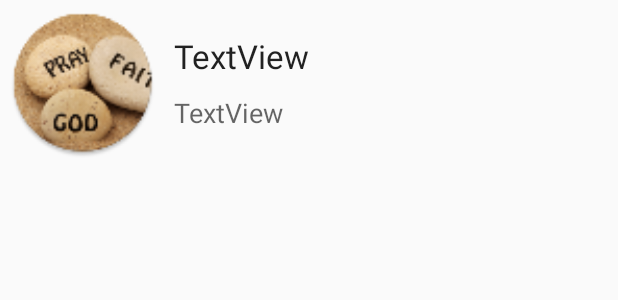
After one commit to pratikbutani/JSONParsingUsingOkHTTP, an Android app: the layout layout_row_view.xml on its own in the app's theme, with its tools: preview values and no code run, on a phone screen of 412 x 824 dp. The commit adds this screen. Shown: the top 300 px of the screen. Run offline under Robolectric (Android 15) with nearby library versions, the phone set to English and light mode, and no system bars.

Commit message:
Updated Custom Layout ImageView using Picasso Lib

```diff
--- a/app/build.gradle
+++ b/app/build.gradle
@@ -25,5 +25,7 @@ dependencies {
     androidTestCompile 'junit:junit:4.12'
     compile 'com.android.support:appcompat-v7:23.1.0'
     compile 'com.android.support:design:23.1.0'
-    compile 'com.squareup.okhttp:okhttp:2.0.0'
+    compile 'com.squareup.okhttp:okhttp:2.4.0'
+    compile 'com.squareup.okhttp:okhttp-urlconnection:2.2.0'
+    compile 'com.squareup.picasso:picasso:2.4.0'
 }
--- a/app/src/main/java/com/androidbuts/jsonparsing/utils/Keys.java
+++ b/app/src/main/java/com/androidbuts/jsonparsing/utils/Keys.java
@@ -9,6 +9,7 @@ public class Keys {
     public static final String KEY_NAME = "name";
     public static final String KEY_PHONE = "phone";
     public static final String KEY_MOBILE = "mobile";
-
+    public static final String KEY_PROFILE_PIC = "profile_pic";
+    public static final String KEY_EMAIL = "email";
 
 }
--- /dev/null
+++ b/app/src/main/res/layout/layout_row_view.xml
@@ -0,0 +1,39 @@
+<?xml version="1.0" encoding="utf-8"?>
+<RelativeLayout xmlns:android="http://schemas.android.com/apk/res/android"
+    xmlns:tools="http://schemas.android.com/tools"
+    android:layout_width="match_parent"
+    android:layout_height="wrap_content"
+    android:orientation="vertical">
+
+    <ImageView
+        android:id="@+id/imageView"
+        android:layout_width="100dp"
+        android:layout_height="100dp"
+        android:layout_margin="5dp"
+        android:src="@mipmap/ic_launcher" />
+
+    <LinearLayout
+        android:layout_width="match_parent"
+        android:orientation="vertical"
+        android:layout_centerVertical="true"
+        android:layout_height="wrap_content"
+        android:layout_toRightOf="@+id/imageView">
+
+        <TextView
+            android:id="@+id/textViewName"
+            android:layout_width="match_parent"
+            android:layout_height="wrap_content"
+            android:layout_margin="5dp"
+            android:textAppearance="?android:textAppearanceLarge"
+            tools:text="TextView" />
+
+        <TextView
+            android:id="@+id/textViewEmail"
+            android:layout_width="match_parent"
+            android:layout_height="wrap_content"
+            android:layout_margin="5dp"
+            android:textAppearance="?android:textAppearanceMedium"
+            tools:text="TextView" />
+
+    </LinearLayout>
+</RelativeLayout>
```
Also changed, not shown: app/src/main/java/com/androidbuts/jsonparsing/MainActivity.java (+28 -13 lines), app/src/main/java/com/androidbuts/jsonparsing/adapter/MyArrayAdapter.java (added, +83 -0 lines), app/src/main/java/com/androidbuts/jsonparsing/model/MyDataModel.java (added, +57 -0 lines), 2 other files.
